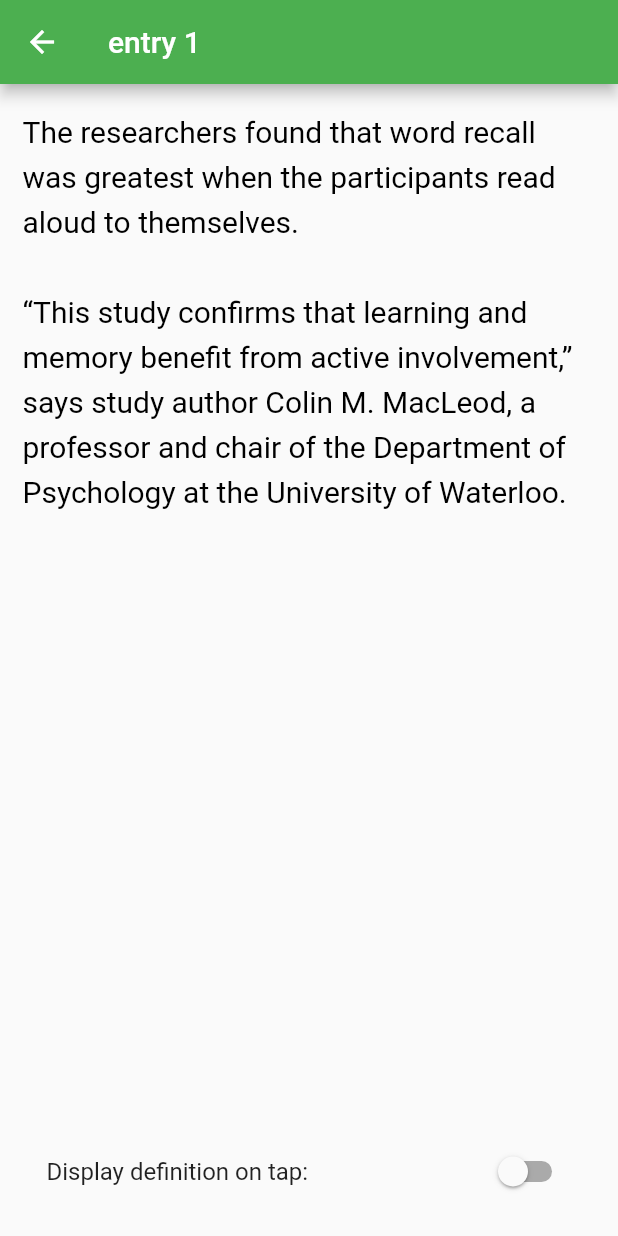
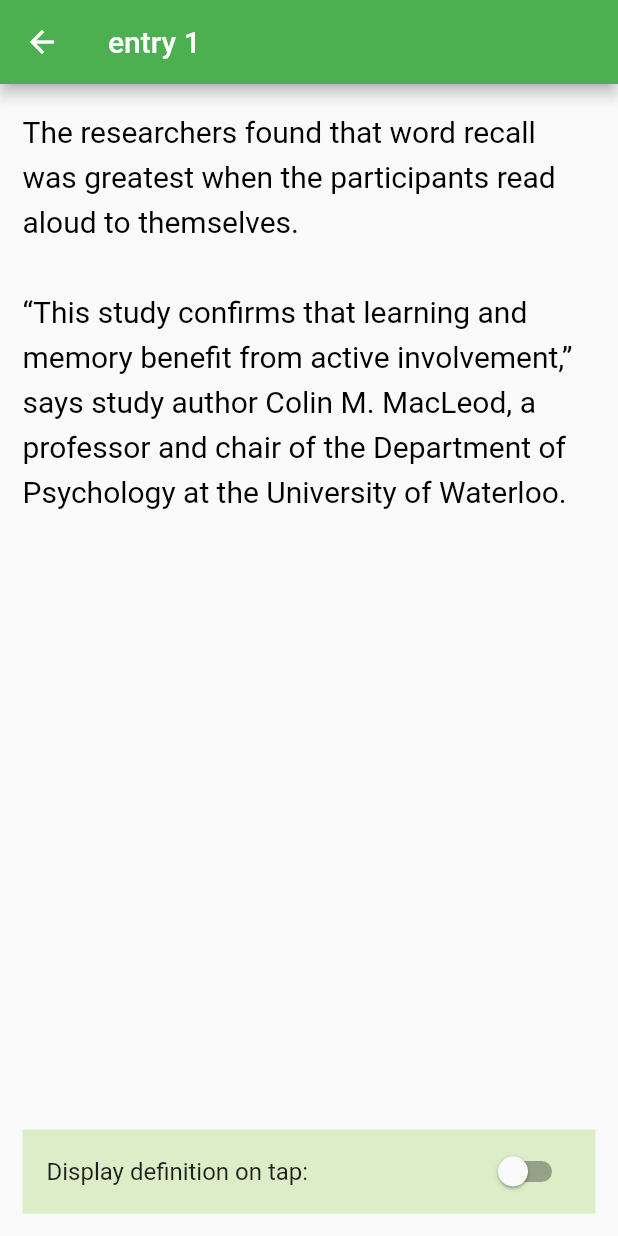
Before and after one commit to adithya-somasundaram/readtome, a Flutter app: the screen it shows after launch, after a tap on "entry 1", on a phone screen of 412 x 824 dp. Run offline on Flutter 3.47's test engine with Material 2 defaults, Android fonts, the phone set to English and light mode, and no system bars; our stand-ins replace string_validator.

```diff
--- a/lib/entry.dart
+++ b/lib/entry.dart
@@ -20,8 +20,25 @@ class _EntryState extends State<Entry> {
   var dictionary;
   bool _select = false;
 
+  // loads dictionary.json file from assets
+  Future<String> _loadDictionary() async{
+    return await rootBundle.loadString("assets/dictionary.json");
+  }
+
+  // reads dictionary.json file
+  Future _storeDictionary() async{
+    String result = await _loadDictionary();
+    dictionary = jsonDecode(result);
+  }
+
+  // reads dictionary.json and returns inputted word
+  Future<String> _queryWord(word) async {
+    String result = await _loadDictionary();
+    return jsonDecode(result)['dictionary'][word[0]][word];
+  }
+
   // displays definition of clickable words
-  _showDefinition(BuildContext context, String word) {
+  _showDefinition(BuildContext context, String word) async {
     // check for definition if switch is on
     if(_select){
       // following if statement ignores leading and trailing, nonAlphabet characters
@@ -36,6 +53,9 @@ class _EntryState extends State<Entry> {
 
       // get definition from dictionary
       var def = dictionary['dictionary'][word.toLowerCase()[0]][word.toLowerCase()];
+
+      // following code queries an individual word, rather than read it from stored dictionary, can replace previous line
+      // var def  = await _queryWord(word.toLowerCase());
 
       // show popup text if definition is found
       if (def != null){
@@ -66,18 +86,7 @@ class _EntryState extends State<Entry> {
           });
   }
 
-  // loads dictionary.json file from assets
-  Future<String> _loadDictionary() async{
-    return await rootBundle.loadString("assets/dictionary.json");
-  }
-
-  // reads dictionary.json file
-  Future _storeDictionary() async{
-    String result = await _loadDictionary();
-    dictionary = jsonDecode(result);
-  }
-
-  // init state stores dictionary locally
+  // init state reads and stores dictionary.json locally
   @override
   void initState(){
     super.initState();
@@ -99,9 +108,11 @@ class _EntryState extends State<Entry> {
           padding: EdgeInsets.all(15),
           child: Column(
             // set start point for text
-              mainAxisAlignment: MainAxisAlignment.start,
+              // mainAxisAlignment: MainAxisAlignment.start,
               children: <Widget>[
-                RichText(
+                Expanded(
+                  child: SingleChildScrollView(
+                    child: RichText(
                       text: TextSpan(
                         // set text style
                         style: TextStyle(color: Colors.black, fontSize: 20, height: 1.5),
@@ -110,14 +121,21 @@ class _EntryState extends State<Entry> {
                           for (var w in _text) _displayWord(context, w),
                         ]
                       )
+                    )
                   ),
-
-                // expanded and align used to position switch at bottom of screen
+                ),
+                Container(
+                  decoration: BoxDecoration(
+                    color: Colors.lightGreen[100],
+                  ),
+                  child: Row(
+                    children: [
                       Expanded(
                         child: Align(
                           // set position to bottom of screen
                           alignment: FractionalOffset.bottomCenter,
                           child: SwitchListTile(
+
                             title: Text("Display definition on tap: "),
                             value: _select,
                             // set _select to new switch val
@@ -128,7 +146,12 @@ class _EntryState extends State<Entry> {
                             }
                           )
                         )
-                ),
+                      )
+                    ]
+                  )
+                )
+                // expanded and align used to position switch at bottom of screen
+
               ]
             ),
     ));
```
Lines whose indentation alone changed are shown as unchanged.
